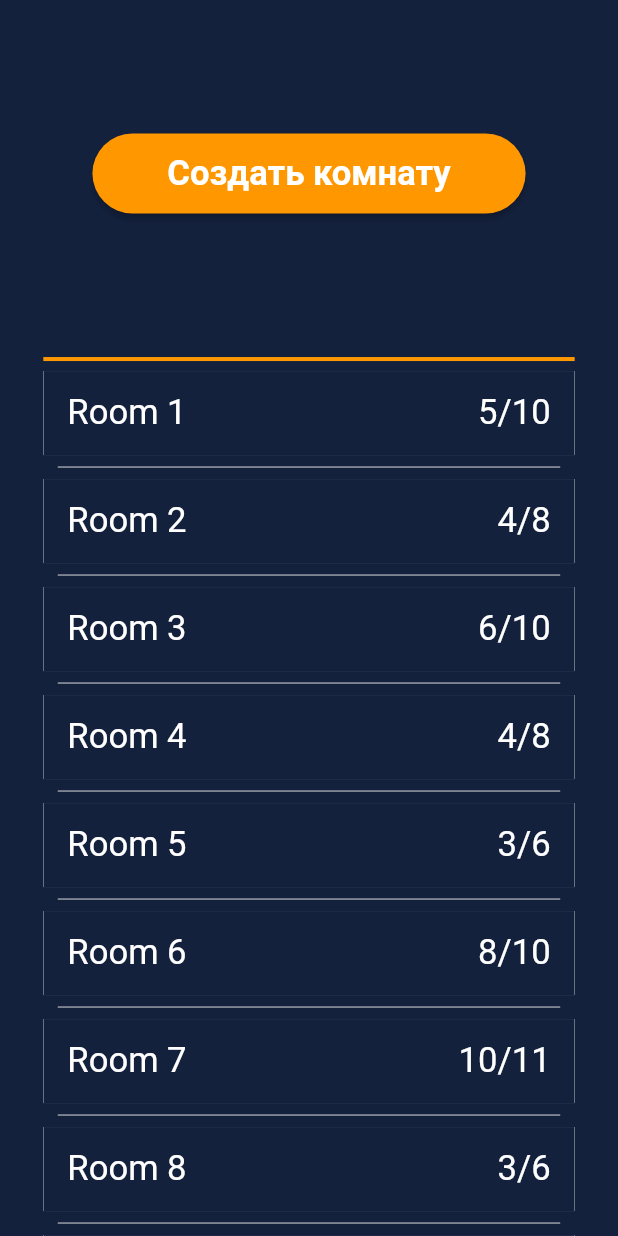
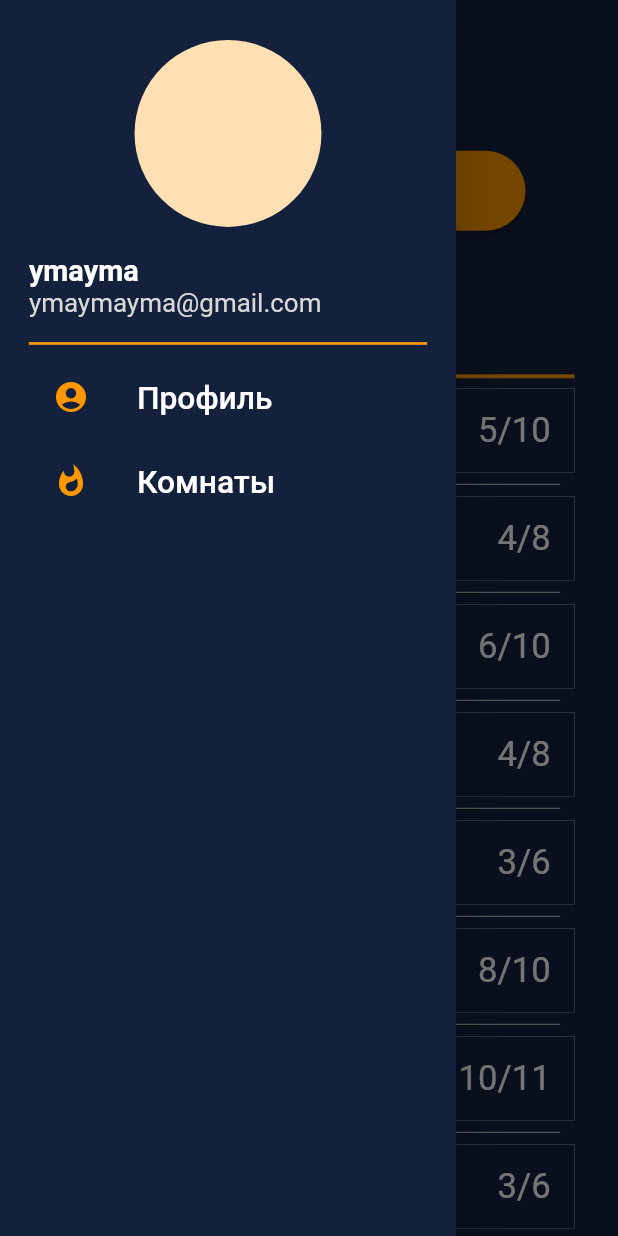
Before and after one commit to El0Ephant/the_resistance_frontend, a Flutter app: the screen it shows after launch, with the side drawer open (before the commit the screen has no drawer), on a phone screen of 412 x 824 dp. Run offline on Flutter 3.47's test engine with Material 2 defaults, Android fonts, the phone set to English and light mode, and no system bars; our stand-ins replace auto_route, flutter_screenutil.

Commit message:
Added drawer and tried to introduce him to auto_route, not very successful yet

```diff
--- /dev/null
+++ b/lib/ui/pages/home_page.dart
@@ -0,0 +1,27 @@
+import 'package:flutter/material.dart';
+import 'package:auto_route/auto_route.dart';
+import 'package:the_resistance/routes/router.gr.dart';
+import 'package:the_resistance/ui/utils/app_colors.dart';
+import 'package:the_resistance/ui/widgets/custom_drawer.dart';
+
+class HomePage extends StatelessWidget {
+  const HomePage({super.key});
+
+  @override
+  Widget build(BuildContext context) {
+    return AutoTabsScaffold(
+      routes: const [
+        RoomsRoute(),
+      ],
+      appBarBuilder: (context, tabsRouter) {
+        return AppBar(
+          backgroundColor: AppColors.backgroundColor,
+          elevation: 0,
+          iconTheme: const IconThemeData(color: AppColors.orange),
+        );
+      },
+      backgroundColor: AppColors.backgroundColor,
+      drawer: const CustomDrawer(),
+    );
+  }
+}
--- a/lib/ui/pages/rooms_page.dart
+++ b/lib/ui/pages/rooms_page.dart
@@ -1,3 +1,4 @@
+import 'package:auto_route/auto_route.dart';
 import 'package:flutter/material.dart';
 import 'package:flutter_screenutil/flutter_screenutil.dart';
 import 'package:the_resistance/ui/utils/app_colors.dart';
@@ -31,15 +32,13 @@ class RoomsPage extends StatelessWidget {
   @override
   Widget build(BuildContext context) {
     return SafeArea(
-      child: Container(
-        color: AppColors.backgroundColor,
       child: Center(
         child: Padding(
-            padding: EdgeInsets.only(left: 30.w, right: 30.w, top: 100.h),
+          padding: EdgeInsets.only(left: 30.w, right: 30.w, top: 50.h),
           child: Column(
             children: [
               ElevatedButton(
-                  onPressed: (){},
+                onPressed: () {},
                 style: ElevatedButton.styleFrom(
                       shape: RoundedRectangleBorder( borderRadius: BorderRadius.circular(40.r)),
                       minimumSize: Size(300.w, 60.h),
@@ -63,7 +62,6 @@ class RoomsPage extends StatelessWidget {
           ),
         ),
       ),
-      ),
     );
   }
 }
--- a/lib/ui/utils/app_text_styles.dart
+++ b/lib/ui/utils/app_text_styles.dart
@@ -7,4 +7,7 @@ abstract class AppTextStyles {
   static final labelTextStyle = TextStyle(fontSize: 24.sp, color: Colors.white);
   static final clickableTextStyle = TextStyle(fontSize: 18.sp, color: AppColors.orange, fontWeight: FontWeight.bold);
   static final buttonTextStyle = TextStyle(fontSize: 24.sp, color: Colors.white, fontWeight: FontWeight.bold);
+  static final nicknameTextStyle = TextStyle(fontSize: 20.sp, color: Colors.white, fontWeight: FontWeight.bold);
+  static final emailTextStyle = TextStyle(fontSize: 18.sp, color: AppColors.lightGrey);
+  static final listTileTextStyle = TextStyle(fontSize: 22.sp, color: Colors.white);
 }
--- /dev/null
+++ b/lib/ui/widgets/custom_drawer.dart
@@ -0,0 +1,44 @@
+import 'package:flutter/material.dart';
+import 'package:flutter_screenutil/flutter_screenutil.dart';
+import 'package:the_resistance/ui/utils/app_colors.dart';
+import 'package:the_resistance/ui/utils/app_text_styles.dart';
+
+class CustomDrawer extends StatelessWidget {
+  const CustomDrawer({super.key});
+
+  @override
+  Widget build(BuildContext context) {
+    return Drawer(
+      backgroundColor: AppColors.backgroundColor,
+      child: Padding(
+        padding: EdgeInsets.only(top: 30.h, left: 20.w, right: 20.w),
+        child: ListView(
+          children: [
+            CircleAvatar(
+              radius: 70.r,
+            ),
+            SizedBox(height: 20.h,),
+            Text("ymayma", style: AppTextStyles.nicknameTextStyle,),
+            Text("ymaymayma@gmail.com", style: AppTextStyles.emailTextStyle),
+            SizedBox(height: 10.h,),
+            Divider(color: AppColors.orange, thickness: 2.h,),
+            ListTile(
+              leading: const Icon(Icons.account_circle),
+              iconColor: AppColors.orange,
+              title: Text("Профиль", style: AppTextStyles.listTileTextStyle,),
+              onTap: () {
+              },
+            ),
+            ListTile(
+              leading: const Icon(Icons.whatshot),
+              iconColor: AppColors.orange,
+              title: Text("Комнаты", style: AppTextStyles.listTileTextStyle,),
+              onTap: () {
+              },
+            )
+          ],
+        ),
+      )
+    );
+  }
+}
--- a/pubspec.yaml
+++ b/pubspec.yaml
@@ -50,6 +50,8 @@ dev_dependencies:
   # package. See that file for information about deactivating specific lint
   # rules and activating additional ones.
   flutter_lints: ^2.0.0
+  auto_route_generator: ^5.0.3
+  build_runner:
 
 # For information on the generic Dart part of this file, see the
 # following page: https://dart.dev/tools/pub/pubspec
```
Also changed, not shown: lib/main.dart (+10 -102 lines), lib/routes/router.dart (added, +20 -0 lines), lib/routes/router.gr.dart (added), pubspec.lock. Lines whose indentation alone changed are shown as unchanged.
